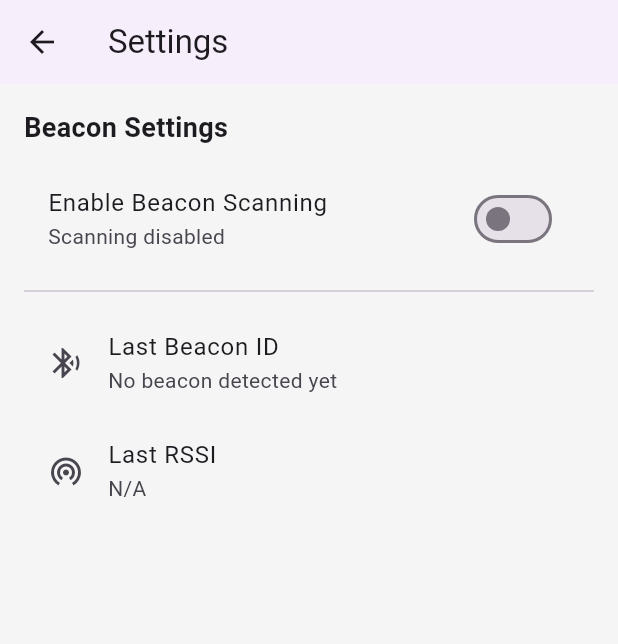
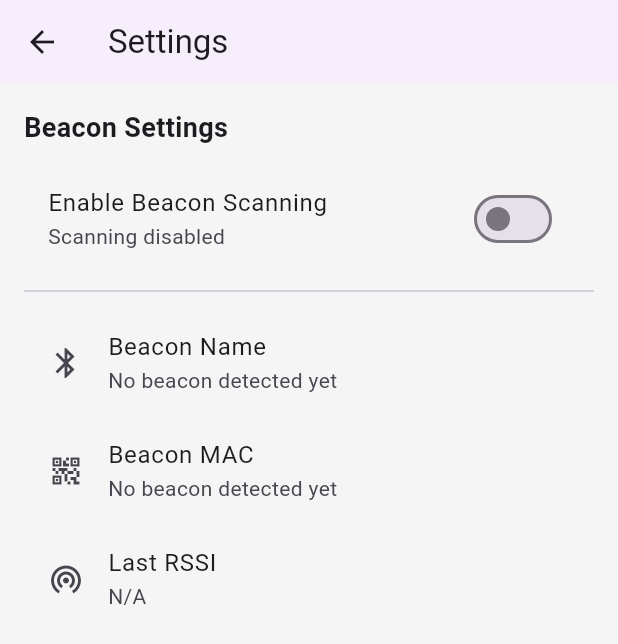
Before and after one commit to cbabiomedical/grabit_flutter_prototype, a Flutter app: the SettingsScreen screen opened by its route, after a tap on "Enable Beacon Scanning", on a phone screen of 412 x 824 dp. Shown: the top 644 px of the screen. Run offline on Flutter 3.47's test engine with Material 3 defaults, Android fonts, the phone set to English and light mode, and no system bars; our stand-ins replace flutter_blue_plus, flutter_secure_storage, google_maps_flutter, location, permission_handler; accounts and stored records are empty.

Commit message:
Beacon name as ID - "CBA016"

```diff
--- a/lib/app/app.dart
+++ b/lib/app/app.dart
@@ -63,11 +63,19 @@ class GrabItApp extends StatelessWidget {
         //   create: (_) => BeaconProvider(BeaconService()),
         // ),
 
-        ChangeNotifierProvider(
+        // ---------------------------
+        // BEACON PROVIDER (depends on Auth)
+        // ---------------------------
+        ChangeNotifierProxyProvider<AuthProvider, BeaconProvider>(
           create: (_) => BeaconProvider(
-            BeaconService(),
-            MockApiService(),
+            beaconService: BeaconService(),
+            api: RealApiService(),
+            auth: null, // ← injected in update()
           ),
+          update: (_, auth, beaconProvider) {
+            beaconProvider!.auth = auth; // inject dependency
+            return beaconProvider;
+          },
         ),
       ],
       child: MaterialApp(
--- a/lib/features/home/home_screen.dart
+++ b/lib/features/home/home_screen.dart
@@ -3,7 +3,6 @@ import 'package:provider/provider.dart';
 
 import '../../providers/auth_provider.dart';
 import '../../providers/beacon_provider.dart';
-import '../../services/mock_api_service.dart';
 import '../../widgets/bottom_nav_bar.dart';
 import '../promotion/promotion_screen.dart';
 import '../qr_scan/qr_scan_screen.dart';
@@ -45,7 +44,7 @@ class _HomeScreenState extends State<HomeScreen> {
   Widget build(BuildContext context) {
     final beacon = context.watch<BeaconProvider>();
 
-    // 🔥 Auto-open QR screen when near
+    // Auto-open QR screen when near
     if (beacon.isNear) {
       Future.microtask(() {
         Navigator.pushNamed(context, AppRoutes.qr);
@@ -66,7 +65,9 @@ class _HomeScreenState extends State<HomeScreen> {
             Positioned(
               bottom: 110,
               right: 20,
-              child: _MachineNearbyBubble(),
+              child: _MachineNearbyBubble(
+                name: beacon.lastBeaconName ?? "Machine",
+              ),
             ),
         ],
       ),
@@ -105,6 +106,9 @@ class _HomeTab extends StatelessWidget {
 }
 
 class _MachineNearbyBubble extends StatelessWidget {
+  final String name;
+  const _MachineNearbyBubble({required this.name});
+
   @override
   Widget build(BuildContext context) {
     return Container(
@@ -114,20 +118,23 @@ class _MachineNearbyBubble extends StatelessWidget {
         borderRadius: BorderRadius.circular(20),
         boxShadow: const [
           BoxShadow(
+            color: Colors.black26,
             blurRadius: 6,
-            color: Colors.black26,
             offset: Offset(0, 3),
           )
         ],
       ),
-      child: const Row(
+      child: Row(
         mainAxisSize: MainAxisSize.min,
         children: [
-          Icon(Icons.wifi_tethering, color: Colors.white, size: 18),
-          SizedBox(width: 6),
+          const Icon(Icons.wifi_tethering, color: Colors.white, size: 18),
+          const SizedBox(width: 6),
           Text(
-            "Machine nearby!",
-            style: TextStyle(color: Colors.white, fontWeight: FontWeight.bold),
+            "Nearby: $name",
+            style: const TextStyle(
+                color: Colors.white,
+                fontWeight: FontWeight.bold
+            ),
           ),
         ],
       ),
--- a/lib/features/settings/settings_screen.dart
+++ b/lib/features/settings/settings_screen.dart
@@ -41,28 +41,54 @@ class SettingsScreen extends StatelessWidget {
 
           const Divider(height: 24),
 
-          // LAST BEACON INFO
+          // BEACON NAME
           ListTile(
-            title: const Text("Last Beacon ID"),
-            subtitle: Text(beacon.lastBeaconId ?? "No beacon detected yet"),
-            leading: const Icon(Icons.bluetooth_searching),
+            leading: const Icon(Icons.bluetooth),
+            title: const Text("Beacon Name"),
+            subtitle: Text(
+              beacon.lastBeaconName ?? "No beacon detected yet",
+            ),
           ),
 
+          // // LAST BEACON INFO
+          // ListTile(
+          //   title: const Text("Last Beacon ID"),
+          //   subtitle: Text(beacon.lastBeaconMac ?? "No beacon detected yet"),
+          //   leading: const Icon(Icons.bluetooth_searching),
+          // ),
+
+          // MAC ADDRESS
           ListTile(
+            leading: const Icon(Icons.qr_code_2),
+            title: const Text("Beacon MAC"),
+            subtitle: Text(
+              beacon.lastBeaconMac ?? "No beacon detected yet",
+            ),
+          ),
+
+          // RSSI
+          ListTile(
+            leading: const Icon(Icons.wifi_tethering),
             title: const Text("Last RSSI"),
-            subtitle: Text(beacon.lastRssi == -999
-                ? "N/A"
-                : "${beacon.lastRssi} dBm"),
-            leading: const Icon(Icons.wifi_tethering),
+            subtitle: Text(
+              beacon.lastRssi == -999 ? "N/A" : "${beacon.lastRssi} dBm",
             ),
+          ),
+
+          // ListTile(
+          //   title: const Text("Last RSSI"),
+          //   subtitle: Text(beacon.lastRssi == -999
+          //       ? "N/A"
+          //       : "${beacon.lastRssi} dBm"),
+          //   leading: const Icon(Icons.wifi_tethering),
+          // ),
 
           const SizedBox(height: 20),
 
           // MACHINE NEAR STATUS
           if (beacon.isNear)
             Container(
-              padding:
-              const EdgeInsets.symmetric(horizontal: 14, vertical: 10),
+                padding: const EdgeInsets.all(12),
                 decoration: BoxDecoration(
                   color: Colors.green.shade600,
                   borderRadius: BorderRadius.circular(12),
@@ -72,7 +98,7 @@ class SettingsScreen extends StatelessWidget {
                     Icon(Icons.check_circle, color: Colors.white),
                     SizedBox(width: 8),
                     Text(
-                    "Machine nearby (RSSI strong)",
+                      "Machine nearby (Strong signal)",
                       style: TextStyle(color: Colors.white),
                     ),
                   ],
--- a/lib/providers/auth_provider.dart
+++ b/lib/providers/auth_provider.dart
@@ -17,6 +17,8 @@ class AuthProvider extends ChangeNotifier {
 
   UserModel? get user => _user;
   bool get isLoggedIn => _isLoggedIn;
+
+  String? get authToken => _authToken;
 
   AuthProvider(this.api, this.deviceService);
 
--- a/lib/providers/beacon_provider.dart
+++ b/lib/providers/beacon_provider.dart
@@ -1,69 +1,182 @@
-import 'dart:async';
 import 'package:flutter/material.dart';
 import '../services/beacon_service.dart';
-import '../services/mock_api_service.dart';
+import '../services/real_api_service.dart';
+import 'auth_provider.dart';
 
 class BeaconProvider extends ChangeNotifier {
-  final BeaconService service;
-  final MockApiService api;
+  final BeaconService beaconService;
+  final RealApiService api;
 
-  String? lastBeaconId;
+  AuthProvider? auth; // injected via ProxyProvider
+
+  String? lastBeaconName;
+  String? lastBeaconMac;
   int lastRssi = -999;
+
   bool isNear = false;
+  bool scanningEnabled = true;
 
-  bool scanningEnabled = true;
-  bool _hasSentDetection = false;
+  BeaconProvider({
+    required this.beaconService,
+    required this.api,
+    required this.auth,
+  }) {
+    // Start BLE scanning
+    startScanning();
+  }
 
-  Timer? _debounceTimer;
+  void startScanning() {
+    if (!scanningEnabled) return;
 
-  static const int nearThreshold = -55;
+    beaconService.startScanning(
+      onDetect: (name, mac, rssi) {
+        onBeaconDetected(name, mac, rssi);
+      },
+    );
+  }
 
-  BeaconProvider(this.service, this.api);
+  void stopScanning() {
+    scanningEnabled = false;
+    beaconService.stopScanning();
+    notifyListeners();
+  }
 
-  void updateBeacon(String mac, int rssi) {
-    lastBeaconId = mac;
+  Future<void> onBeaconDetected(String name, String mac, int rssi) async {
+    lastBeaconName = name;
+    lastBeaconMac = mac;
     lastRssi = rssi;
 
-    final bool newIsNear = rssi >= nearThreshold;
+    final bucket = beaconService.getDistanceBucket(rssi);
 
-    // If near status changed → notify UI
-    if (newIsNear != isNear) {
-      isNear = newIsNear;
-      notifyListeners();
+    final wasNear = isNear;
+    isNear = bucket == "NEAR";
+
+    // Notify UI only if state changed
+    if (isNear != wasNear) notifyListeners();
+
+    // Debug logs
+    print("DETECTED → name=$name mac=$mac rssi=$rssi bucket=$bucket");
+
+    // Must be logged in
+    if (auth == null || !auth!.isLoggedIn) return;
+    if (auth!.authToken == null) return;
+
+    try {
+      await api.sendBeaconDetected(
+        userId: auth!.user!.userId,
+        deviceId: auth!.user!.deviceId,
+        // beaconId: mac,
+        beaconId: name, // We now send BEACON NAME (CBA016)
+        rssi: rssi,
+        distanceBucket: bucket,
+        authToken: auth!.authToken!,
+      );
+      print("Beacon detected event sent to backend.");
+    } catch (e) {
+      // Ignore backend failures silently
+      print("Failed to send beacon-detected event.");
     }
-
-    // Debounce + send to backend ONCE per detection burst
-    _debounceTimer?.cancel();
-    _debounceTimer = Timer(const Duration(seconds: 1), () {
-      _sendBeaconDetectedOnce(mac, rssi);
-    });
-  }
-
-  // Prevent spamming 100s of API calls while beacon is nearby
-  Future<void> _sendBeaconDetectedOnce(String mac, int rssi) async {
-    if (_hasSentDetection) return;
-
-    _hasSentDetection = true;
-    await api.sendBeaconDetected(mac, rssi);
-
-    // Reset after 10 seconds so user can move between machines
-    Timer(const Duration(seconds: 10), () {
-      _hasSentDetection = false;
-    });
   }
 
   void setScanning(bool enabled) {
     scanningEnabled = enabled;
 
     if (enabled) {
-      service.startScanning(onDetect: (mac, rssi) {
-        updateBeacon(mac, rssi);
-      });
+      startScanning();
     } else {
-      service.stopScanning();
-      lastBeaconId = null;
-      isNear = false;
-      notifyListeners();
+      stopScanning();
     }
+
+    notifyListeners();
   }
 }
+
+
+// import 'package:flutter/material.dart';
+// import '../services/beacon_service.dart';
+// import '../services/real_api_service.dart';
+// import '../providers/auth_provider.dart';
+//
+// class BeaconProvider extends ChangeNotifier {
+//   final BeaconService beaconService;
+//   final RealApiService api;
+//   final AuthProvider auth;
+//
+//   String? lastBeaconId;
+//   int lastRssi = -999;
+//
+//   bool isNear = false;
+//   bool scanningEnabled = true;
+//
+//   BeaconProvider({
+//     required this.beaconService,
+//     required this.api,
+//     required this.auth,
+//   });
+//
+//   // ------------------------------------------------------------
+//   // START SCANNING
+//   // ------------------------------------------------------------
+//   void startScanning() {
+//     if (!scanningEnabled) return;
+//
+//     beaconService.startScanning(
+//       onDetect: (mac, rssi) {
+//         onBeaconDetected(mac, rssi);
+//       },
+//     );
+//   }
+//
+//   // ------------------------------------------------------------
+//   // STOP SCANNING
+//   // ------------------------------------------------------------
+//   void stopScanning() {
+//     beaconService.stopScanning();
+//   }
+//
+//   // ------------------------------------------------------------
+//   // HANDLE BEACON DETECTION
+//   // ------------------------------------------------------------
+//   Future<void> onBeaconDetected(String mac, int rssi) async {
+//     lastBeaconId = mac;
+//     lastRssi = rssi;
+//
+//     final bucket = beaconService.getDistanceBucket(rssi);
+//
+//     // Update UI state
+//     isNear = bucket == "NEAR";
+//     notifyListeners();
+//
+//     // We cannot call backend without being logged in
+//     if (!auth.isLoggedIn) return;
+//     if (auth.user == null) return;
+//
+//     try {
+//       await api.sendBeaconDetected(
+//         userId: auth.user!.userId,
+//         deviceId: auth.user!.deviceId,
+//         beaconId: mac,
+//         rssi: rssi,
+//         distanceBucket: bucket,
+//         authToken: auth.authToken!, // must exist after login
+//       );
+//     } catch (e) {
+//       // Fail silently for now to avoid UI errors
+//     }
+//   }
+//
+//   // ------------------------------------------------------------
+//   // SETTINGS: TOGGLE ON/OFF
+//   // ------------------------------------------------------------
+//   void setScanning(bool enabled) {
+//     scanningEnabled = enabled;
+//
+//     if (enabled) {
+//       startScanning();
+//     } else {
+//       stopScanning();
+//     }
+//
+//     notifyListeners();
+//   }
+// }
--- a/lib/services/beacon_service.dart
+++ b/lib/services/beacon_service.dart
@@ -5,32 +5,56 @@ class BeaconService {
   StreamSubscription<List<ScanResult>>? _scanSub;
   bool isScanning = false;
 
-  static const int nearThreshold = -55;
+  // RSSI thresholds for distance buckets
+  static const int nearThreshold = -55;   // Very close (<1–2m)
+  static const int midThreshold  = -70;   // Medium range (<4–6m)
 
+  String getDistanceBucket(int rssi) {
+    if (rssi >= nearThreshold) return "NEAR";
+    if (rssi >= midThreshold)  return "MID";
+    return "FAR";
+  }
+
+  /// Start BLE scanning – returns MAC + RSSI for each detected beacon
   void startScanning({
-    required Function(String mac, int rssi) onDetect,
+    required Function(String name, String mac, int rssi) onDetect,
   }) {
     if (isScanning) return;
     isScanning = true;
 
+    // Start BLE scan
     FlutterBluePlus.startScan();
 
+    // Subscribe to scan results
     _scanSub = FlutterBluePlus.scanResults.listen((results) {
-      for (final r in results) {
-        final mac = r.device.remoteId.str;
-        final rssi = r.rssi;
+      for (final result in results) {
+        final device = result.device;
 
+        final name = device.platformName;  // Beacon name
+        final mac = device.remoteId.str;
+        final rssi = result.rssi;
+
+        if (name.isEmpty) continue;
+
+        // FILTER BY BEACON NAME PREFIX
+        if (!name.startsWith("CBA")) continue;
+
+        // Filter out weak noise signals
         if (rssi < -90) continue;
 
-        onDetect(mac, rssi);
+        // Report detection to provider
+        onDetect(name, mac, rssi);
       }
     });
   }
 
+  /// Stop BLE scanning
   void stopScanning() {
     if (!isScanning) return;
+
     isScanning = false;
     FlutterBluePlus.stopScan();
+
     _scanSub?.cancel();
     _scanSub = null;
   }
```
Also changed, not shown: lib/services/real_api_service.dart (+33 -0 lines). Lines whose indentation alone changed are shown as unchanged.
